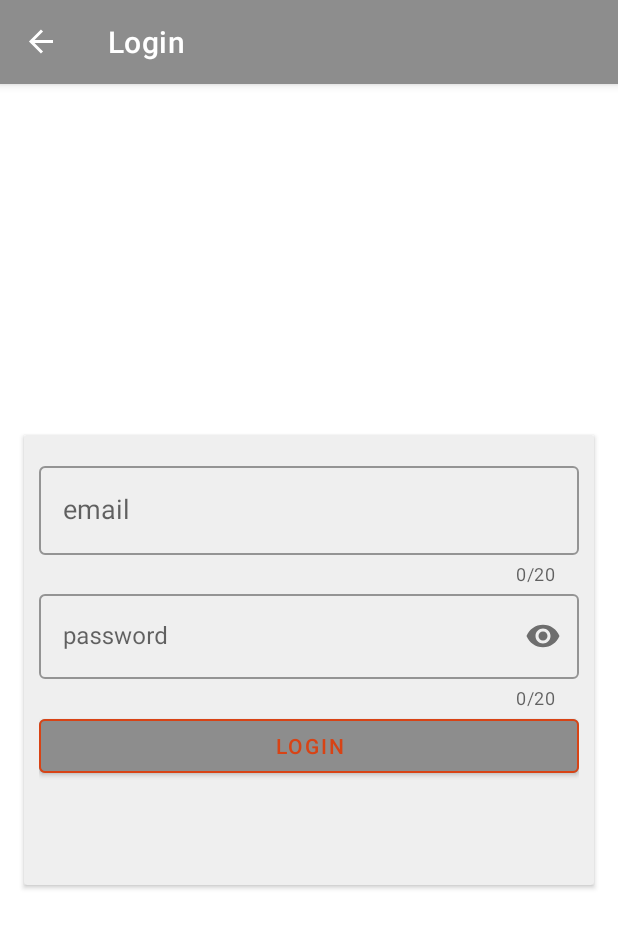
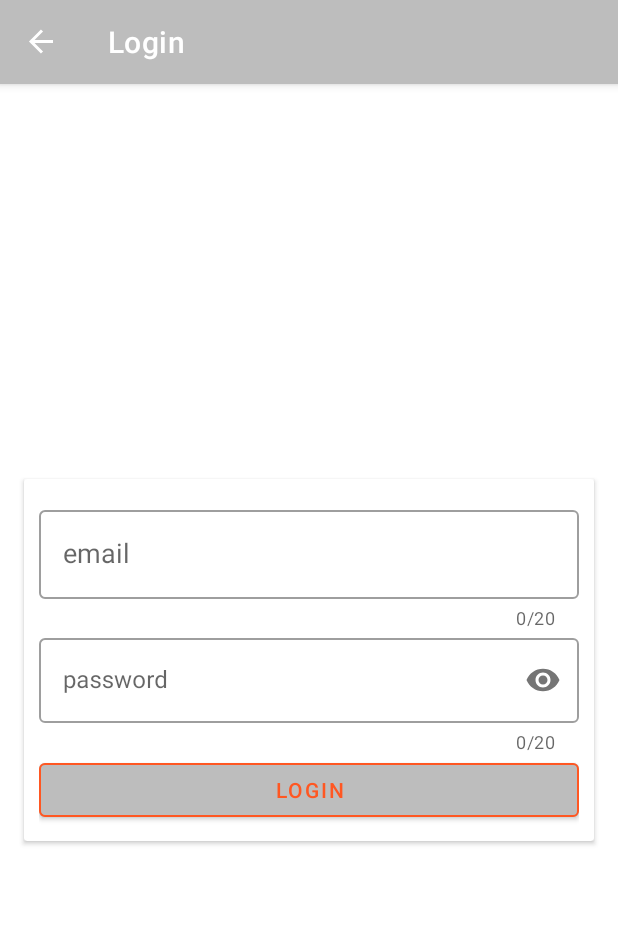
Before and after one commit to AlexKorot/MyLogApp, an Android app: the FragmentLogin screen opened through its navigation route, on a phone screen of 412 x 824 dp. Shown: the top 928 px of the screen. Run offline under Robolectric (Android 15) with nearby library versions, the phone set to English and light mode, and no system bars; our stand-ins replace navigation-ui.

Commit message:
version2

```diff
--- a/app/build.gradle
+++ b/app/build.gradle
@@ -44,7 +44,6 @@ dependencies {
     implementation 'androidx.appcompat:appcompat:1.4.1'
     implementation 'com.google.android.material:material:1.6.0'
     implementation 'androidx.constraintlayout:constraintlayout:2.1.4'
-    // implementation 'androidx.navigation:navigation-safe-args-gradle-plugin:2.4.2'
     testImplementation 'junit:junit:4.13.2'
     androidTestImplementation 'androidx.test.ext:junit:1.1.3'
     androidTestImplementation 'androidx.test.espresso:espresso-core:3.4.0'
--- a/app/src/main/java/com/example/mylogapp/FragmentAccount.kt
+++ b/app/src/main/java/com/example/mylogapp/FragmentAccount.kt
@@ -7,14 +7,14 @@ import androidx.navigation.fragment.findNavController
 import androidx.navigation.fragment.navArgs
 import com.example.mylogapp.databinding.FragmentAccountBinding
 
-class `FragmentAccount`: Fragment(R.layout.fragment_account){
+class FragmentAccount: Fragment(R.layout.fragment_account){
     lateinit var binding: FragmentAccountBinding
     private val args:FragmentAccountArgs by navArgs()
     override fun onViewCreated(view: View, savedInstanceState: Bundle?) {
         super.onViewCreated(view, savedInstanceState)
         binding= FragmentAccountBinding.bind(view)
-        val login=args.login
-        binding.tvLog.text= login
+        val email=args.email
+        binding.tvLog.text= email
         val direction=FragmentAccountDirections.actionFragmentAccountToFragmentStart()
         binding.btStart.setOnClickListener {
             findNavController().navigate(direction)
--- a/app/src/main/java/com/example/mylogapp/MainActivity.kt
+++ b/app/src/main/java/com/example/mylogapp/MainActivity.kt
@@ -2,6 +2,7 @@ package com.example.mylogapp
 
 import androidx.appcompat.app.AppCompatActivity
 import android.os.Bundle
+import androidx.activity.viewModels
 import androidx.navigation.NavController
 import androidx.navigation.fragment.NavHostFragment
 import androidx.navigation.ui.NavigationUI
@@ -11,6 +12,7 @@ class MainActivity : AppCompatActivity() {
 
     lateinit var binding: ActivityMainBinding
     private lateinit var navController: NavController
+    private val dataModel:DataModel by viewModels()
     override fun onCreate(savedInstanceState: Bundle?) {
         super.onCreate(savedInstanceState)
         binding= ActivityMainBinding.inflate(layoutInflater)
--- a/app/src/main/res/layout/fragment_login.xml
+++ b/app/src/main/res/layout/fragment_login.xml
@@ -8,13 +8,11 @@
 
     <androidx.cardview.widget.CardView
         android:layout_width="match_parent"
-        android:layout_height="@dimen/card_view_height"
+        android:layout_height="wrap_content"
         android:layout_marginStart="16dp"
         android:layout_marginTop="16dp"
         android:layout_marginEnd="16dp"
         android:layout_marginBottom="16dp"
-        android:background="@color/grey2"
-        android:backgroundTint="@color/light_grey"
         app:layout_constraintBottom_toBottomOf="parent"
         app:layout_constraintEnd_toEndOf="parent"
         app:layout_constraintStart_toStartOf="parent"
@@ -36,10 +34,10 @@
                 android:layout_height="wrap_content"
                 android:layout_marginTop="5dp"
                 android:hint="@string/email"
+                app:counterEnabled="true"
+                app:counterMaxLength="@integer/counterMaxLength"
                 app:endIconMode="clear_text"
-                app:errorEnabled="true"
-                app:counterEnabled="true"
-                app:counterMaxLength="@integer/counterMaxLength">
+                app:errorEnabled="true">
 
                 <com.google.android.material.textfield.TextInputEditText
                     android:id="@+id/email"
@@ -56,10 +54,10 @@
                 android:layout_width="match_parent"
                 android:layout_height="wrap_content"
                 android:hint="@string/password"
+                app:counterEnabled="true"
+                app:counterMaxLength="@integer/counterMaxLength"
                 app:errorEnabled="true"
-                app:passwordToggleEnabled="true"
-                app:counterEnabled="true"
-                app:counterMaxLength="@integer/counterMaxLength">
+                app:passwordToggleEnabled="true">
 
                 <com.google.android.material.textfield.TextInputEditText
                     android:id="@+id/password"
@@ -75,7 +73,7 @@
                 android:layout_width="match_parent"
                 android:layout_height="wrap_content"
                 android:text="@string/login"
-                app:strokeColor="@color/orange"
+                app:strokeColor="@color/deep_orange_500"
                 app:strokeWidth="@dimen/stroke_thickness" />
 
         </LinearLayout>
--- a/app/src/main/res/layout/fragment_start.xml
+++ b/app/src/main/res/layout/fragment_start.xml
@@ -9,13 +9,11 @@
     <androidx.cardview.widget.CardView
         android:id="@+id/cardView"
         android:layout_width="match_parent"
-        android:layout_height="@dimen/card_view_height"
+        android:layout_height="wrap_content"
         android:layout_marginStart="16dp"
         android:layout_marginTop="16dp"
         android:layout_marginEnd="16dp"
         android:layout_marginBottom="16dp"
-        android:background="@color/grey2"
-        android:backgroundTint="@color/grey2"
         app:layout_constraintBottom_toBottomOf="parent"
         app:layout_constraintEnd_toEndOf="parent"
         app:layout_constraintHorizontal_bias="1.0"
--- a/app/src/main/res/navigation/nav_graph.xml
+++ b/app/src/main/res/navigation/nav_graph.xml
@@ -37,7 +37,7 @@
             app:destination="@id/fragmentStart"
             app:enterAnim="@android:anim/slide_in_left" />
         <argument
-            android:name="login"
+            android:name="email"
             app:argType="string" />
         <argument
             android:name="password"
--- a/app/src/main/res/values/colors.xml
+++ b/app/src/main/res/values/colors.xml
@@ -7,11 +7,11 @@
     <color name="teal_700">#FF018786</color>
     <color name="black">#FF000000</color>
     <color name="white">#FFFFFFFF</color>
-    <color name="dark_grey">#7E7777</color>
+    <color name="grey_600">#757575</color>
     <color name="grey2">#bdbdbd</color>
-    <color name="light_grey">#efefef</color>
-    <color name="grey1">#8d8d8d</color>
-    <color name="grey3">#6A6060</color>
-    <color name="orange">#D84315</color>
+    <color name="grey_200">#EEEEEE</color>
+    <color name="grey_300">#E0E0E0</color>
+    <color name="grey_400">#BDBDBD</color>
+    <color name="deep_orange_500">#FF5722</color>
 
 </resources>
--- a/app/src/main/res/values/strings.xml
+++ b/app/src/main/res/values/strings.xml
@@ -11,9 +11,9 @@
     <string name="Account">Account</string>
     <string name="invalid_email">Invalid Email!</string>
     <string name="required_field">Required Field!</string>
-    <string name="password_more_6">password can\'t be less than 6</string>
-    <string name="required_digit">Required at least 1 digit</string>
+    <string name="password_more_6">Password must be at least 6 characters</string>
+    <string name="required_digit">Password must contain at least 1 digit</string>
     <string name="lower_letters">Password must contain upper and lower case letters</string>
-    <string name="special_charter">1 special character required</string>
+    <string name="special_charter">Password must contain at least 1 special character</string>
     <string name="email">email</string>
 </resources>
--- a/app/src/main/res/values/themes.xml
+++ b/app/src/main/res/values/themes.xml
@@ -2,19 +2,23 @@
     <!-- Base application theme. -->
     <style name="Theme.MyLogApp" parent="Theme.MaterialComponents.DayNight.DarkActionBar">
         <!-- Primary brand color. -->
-        <item name="colorPrimary">@color/grey1</item>
-        <item name="colorPrimaryVariant">@color/dark_grey</item>
-        <item name="colorOnPrimary">@color/orange</item>
+        <item name="colorPrimary">@color/grey_400</item>
+        <item name="colorPrimaryVariant">@color/grey_600</item>
+        <item name="colorOnPrimary">@color/deep_orange_500</item>
         <!-- Secondary brand color. -->
-        <item name="colorSecondary">@color/grey3</item>
-        <item name="colorSecondaryVariant">@color/grey2</item>
+        <item name="colorSecondary">@color/grey_300</item>
+        <item name="colorSecondaryVariant">@color/grey_400</item>
         <item name="colorOnSecondary">@color/black</item>
         <!-- Status bar color. -->
         <item name="android:statusBarColor" tools:targetApi="l">?attr/colorPrimaryVariant</item>
         <!-- Customize your theme here. -->
 
     </style>
-    <style name="card_view_backgroud">
-        <item name="colorOnBackground">@color/grey1</item>
-    </style>
+    <style name="CostumCardViewStyle" parent="Theme.MaterialComponents.DayNight.DarkActionBar">
+        <item name="cardCornerRadius">5dp</item>
+        <item name="cardElevation">2dp</item>
+        <item name="cardMaxElevation">4dp</item>
+        <item name="cardBackgroundColor">@color/grey_200</item>
+
+</style>
 </resources>
```
Also changed, not shown: app/src/main/java/com/example/mylogapp/DataModel.kt (added, +12 -0 lines), app/src/main/java/com/example/mylogapp/FieldValidators.kt (+3 -20 lines), app/src/main/java/com/example/mylogapp/FragmentLogin.kt (+5 -12 lines), app/src/main/java/com/example/mylogapp/FragmentStart.kt (+1 -9 lines), app/src/main/res/layout/fragment_account.xml (+3 -4 lines), 3 other files.
